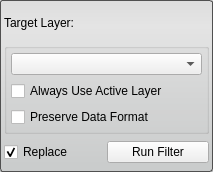
Above: src/Interface/ToolInterface/GradientMagnitudeFilterInterface.ui from SCIInstitute/Seg3D before the change. Below: the same form after it.
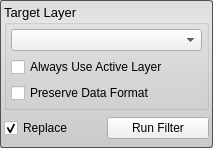
That is the form after the change.

Commit message: fix display of histograms, add message to progressbar when aborting a filter. Updating the GradientMagnitude UI.

Diff of the .ui file:
```diff
--- a/src/Interface/ToolInterface/GradientMagnitudeFilterInterface.ui
+++ b/src/Interface/ToolInterface/GradientMagnitudeFilterInterface.ui
@@ -7,7 +7,7 @@
     <x>0</x>
     <y>0</y>
     <width>213</width>
-    <height>172</height>
+    <height>148</height>
    </rect>
   </property>
   <property name="sizePolicy">
@@ -45,20 +45,6 @@
    <property name="margin">
     <number>4</number>
    </property>
-   <item>
-    <layout class="QHBoxLayout" name="activeHLayout" stretch="0">
-     <property name="spacing">
-      <number>0</number>
-     </property>
-     <item>
-      <widget class="QLabel" name="label">
-       <property name="text">
-        <string>Target Layer:</string>
-       </property>
-      </widget>
-     </item>
-    </layout>
-   </item>
    <item>
     <layout class="QHBoxLayout" name="horizontalLayout_6">
      <item>
@@ -69,7 +55,7 @@
         </font>
        </property>
        <property name="title">
-        <string/>
+        <string>Target Layer</string>
        </property>
        <layout class="QVBoxLayout" name="verticalLayout_4">
         <property name="margin">
```
The commit also changes 4 other files.
